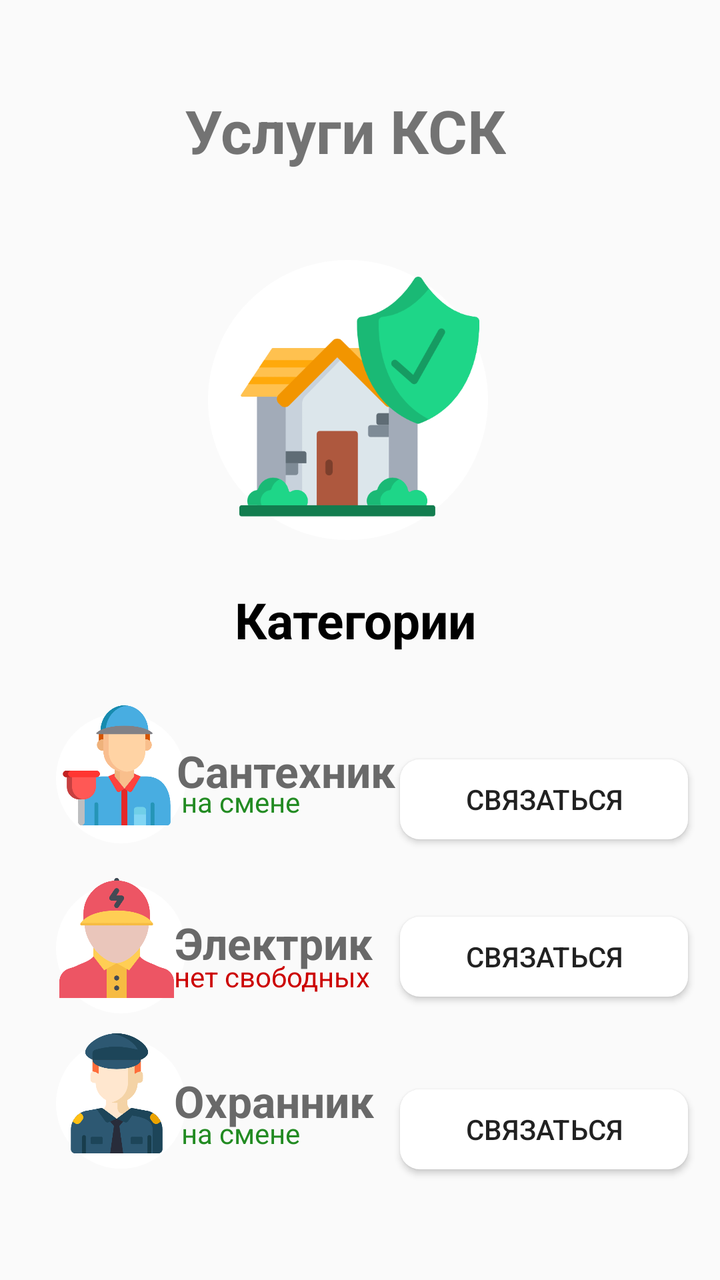
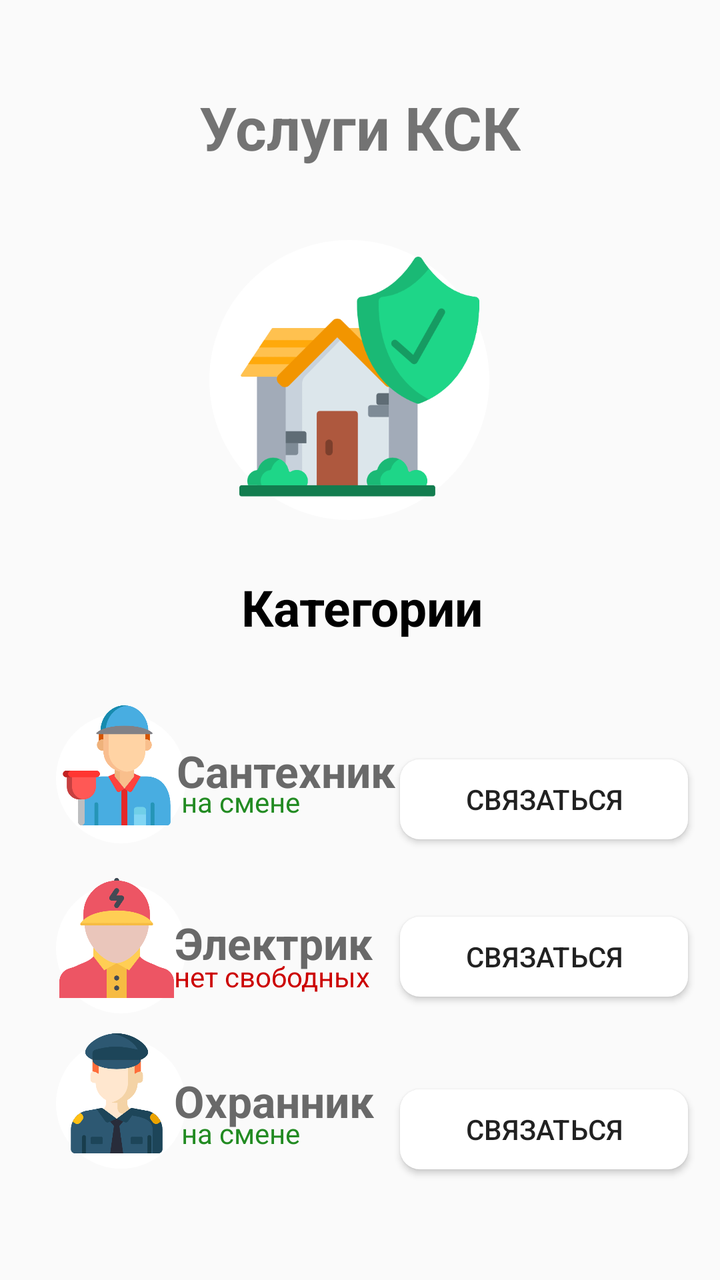

The first picture is an Android layout as it rendered before a commit; the second is the same layout after the commit. The layout source and the unified diff follow.
<!-- AndroidManifest.xml: application theme AppTheme -->
<!-- res/layout/fragment_kck.xml -->
<?xml version="1.0" encoding="utf-8"?>
<android.support.constraint.ConstraintLayout xmlns:android="http://schemas.android.com/apk/res/android"
    xmlns:app="http://schemas.android.com/apk/res-auto"
    android:id="@+id/relativeLayout3"
    android:layout_width="match_parent"
    android:layout_height="match_parent">

    <TextView
        android:id="@+id/textView51"
        android:layout_width="140sp"
        android:layout_height="140sp"
        android:background="@drawable/circle"
        app:layout_constraintBottom_toBottomOf="parent"
        app:layout_constraintEnd_toEndOf="parent"
        app:layout_constraintHorizontal_bias="0.472"
        app:layout_constraintStart_toStartOf="parent"
        app:layout_constraintTop_toTopOf="parent"
        app:layout_constraintVertical_bias="0.26" />

    <TextView
        android:id="@+id/textView47"
        android:layout_width="65sp"
        android:layout_height="65sp"
        android:background="@drawable/circle"
        app:layout_constraintBottom_toBottomOf="parent"
        app:layout_constraintEnd_toEndOf="parent"
        app:layout_constraintHorizontal_bias="0.095"
        app:layout_constraintStart_toStartOf="parent"
        app:layout_constraintTop_toTopOf="parent"
        app:layout_constraintVertical_bias="0.62" />

    <TextView
        android:id="@+id/textView49"
        android:layout_width="65sp"
        android:layout_height="65sp"
        android:background="@drawable/circle"
        app:layout_constraintBottom_toBottomOf="parent"
        app:layout_constraintEnd_toEndOf="parent"
        app:layout_constraintHorizontal_bias="0.095"
        app:layout_constraintStart_toStartOf="parent"
        app:layout_constraintTop_toTopOf="parent"
        app:layout_constraintVertical_bias="0.768" />

    <TextView
        android:id="@+id/textView50"
        android:layout_width="65sp"
        android:layout_height="65sp"
        android:background="@drawable/circle"
        app:layout_constraintBottom_toBottomOf="parent"
        app:layout_constraintEnd_toEndOf="parent"
        app:layout_constraintHorizontal_bias="0.095"
        app:layout_constraintStart_toStartOf="parent"
        app:layout_constraintTop_toTopOf="parent"
        app:layout_constraintVertical_bias="0.903" />

    <TextView
        android:id="@+id/textView16"
        android:layout_width="wrap_content"
        android:layout_height="wrap_content"
        android:text="на смене"
        android:textColor="#228B22"
        app:layout_constraintBottom_toBottomOf="parent"
        app:layout_constraintEnd_toEndOf="parent"
        app:layout_constraintHorizontal_bias="0.302"
        app:layout_constraintStart_toStartOf="parent"
        app:layout_constraintTop_toTopOf="parent"
        app:layout_constraintVertical_bias="0.897" />

    <TextView
        android:id="@+id/textView10"
        android:layout_width="wrap_content"
        android:layout_height="wrap_content"
        android:text="Категории"
        android:textColor="@android:color/black"
        android:textSize="25sp"
        android:textStyle="bold"
        app:layout_constraintBottom_toBottomOf="parent"
        app:layout_constraintEnd_toEndOf="parent"
        app:layout_constraintHorizontal_bias="0.491"
        app:layout_constraintStart_toStartOf="parent"
        app:layout_constraintTop_toTopOf="parent"
        app:layout_constraintVertical_bias="0.483" />

    <ImageView
        android:id="@+id/imageView"
        android:layout_width="60sp"
        android:layout_height="60sp"
        app:layout_constraintBottom_toBottomOf="parent"
        app:layout_constraintEnd_toEndOf="parent"
        app:layout_constraintHorizontal_bias="0.094"
        app:layout_constraintStart_toStartOf="parent"
        app:layout_constraintTop_toTopOf="parent"
        app:layout_constraintVertical_bias="0.608"
        app:srcCompat="@drawable/ic_color_plumber" />

    <ImageView
        android:id="@+id/imageView2"
        android:layout_width="60sp"
        android:layout_height="60sp"
        app:layout_constraintBottom_toBottomOf="parent"
        app:layout_constraintEnd_toEndOf="parent"
        app:layout_constraintHorizontal_bias="0.094"
        app:layout_constraintStart_toStartOf="parent"
        app:layout_constraintTop_toTopOf="parent"
        app:layout_constraintVertical_bias="0.757"
        app:srcCompat="@drawable/ic_color_electrician" />

    <ImageView
        android:id="@+id/imageView3"
        android:layout_width="60sp"
        android:layout_height="60sp"
        app:layout_constraintBottom_toBottomOf="parent"
        app:layout_constraintEnd_toEndOf="parent"
        app:layout_constraintHorizontal_bias="0.094"
        app:layout_constraintStart_toStartOf="parent"
        app:layout_constraintTop_toTopOf="parent"
        app:layout_constraintVertical_bias="0.891"
        app:srcCompat="@drawable/ic_color_securityguard" />

    <TextView
        android:id="@+id/textView11"
        android:layout_width="wrap_content"
        android:layout_height="wrap_content"
        android:text="Сантехник"
        android:textColor="	#696969"
        android:textSize="22sp"
        android:textStyle="bold"
        app:layout_constraintBottom_toBottomOf="parent"
        app:layout_constraintEnd_toEndOf="parent"
        app:layout_constraintHorizontal_bias="0.353"
        app:layout_constraintStart_toStartOf="parent"
        app:layout_constraintTop_toTopOf="parent"
        app:layout_constraintVertical_bias="0.607" />

    <TextView
        android:id="@+id/textView13"
        android:layout_width="wrap_content"
        android:layout_height="wrap_content"
        android:text="Электрик"
        android:textColor="	#696969"
        android:textSize="22sp"
        android:textStyle="bold"
        app:layout_constraintBottom_toBottomOf="parent"
        app:layout_constraintEnd_toEndOf="parent"
        app:layout_constraintHorizontal_bias="0.335"
        app:layout_constraintStart_toStartOf="parent"
        app:layout_constraintTop_toTopOf="parent"
        app:layout_constraintVertical_bias="0.748" />

    <TextView
        android:id="@+id/textView15"
        android:layout_width="wrap_content"
        android:layout_height="wrap_content"
        android:text="Охранник"
        android:textColor="	#696969"
        android:textSize="22sp"
        android:textStyle="bold"
        app:layout_constraintBottom_toBottomOf="parent"
        app:layout_constraintEnd_toEndOf="parent"
        app:layout_constraintHorizontal_bias="0.334"
        app:layout_constraintStart_toStartOf="parent"
        app:layout_constraintTop_toTopOf="parent"
        app:layout_constraintVertical_bias="0.877" />

    <TextView
        android:id="@+id/textView12"
        android:layout_width="wrap_content"
        android:layout_height="wrap_content"
        android:text="на смене"
        android:textColor="#228B22"
        app:layout_constraintBottom_toBottomOf="parent"
        app:layout_constraintEnd_toEndOf="parent"
        app:layout_constraintHorizontal_bias="0.302"
        app:layout_constraintStart_toStartOf="parent"
        app:layout_constraintTop_toTopOf="parent"
        app:layout_constraintVertical_bias="0.63" />

    <TextView
        android:id="@+id/textView14"
        android:layout_width="wrap_content"
        android:layout_height="wrap_content"
        android:text="нет свободных"
        android:textColor="@android:color/holo_red_dark"
        app:layout_constraintBottom_toBottomOf="parent"
        app:layout_constraintEnd_toEndOf="parent"
        app:layout_constraintHorizontal_bias="0.332"
        app:layout_constraintStart_toStartOf="parent"
        app:layout_constraintTop_toTopOf="parent"
        app:layout_constraintVertical_bias="0.771" />

    <Button
        android:id="@+id/callplumber"
        android:layout_width="144dp"
        android:layout_height="40dp"
        android:layout_marginEnd="16dp"
        android:background="@drawable/button"
        android:text="Связаться"
        app:layout_constraintBottom_toBottomOf="parent"
        app:layout_constraintEnd_toEndOf="parent"
        app:layout_constraintHorizontal_bias="1.0"
        app:layout_constraintStart_toStartOf="parent"
        app:layout_constraintTop_toTopOf="parent"
        app:layout_constraintVertical_bias="0.633" />

    <Button
        android:id="@+id/callelectrician"
        android:layout_width="144dp"
        android:layout_height="40dp"
        android:layout_marginEnd="16dp"
        android:background="@drawable/button"
        android:text="Связаться"
        app:layout_constraintBottom_toBottomOf="parent"
        app:layout_constraintEnd_toEndOf="parent"
        app:layout_constraintHorizontal_bias="1.0"
        app:layout_constraintStart_toStartOf="parent"
        app:layout_constraintTop_toTopOf="parent"
        app:layout_constraintVertical_bias="0.764" />

    <Button
        android:id="@+id/callsecurity"
        android:layout_width="144dp"
        android:layout_height="40dp"
        android:layout_marginEnd="16dp"
        android:background="@drawable/button"
        android:text="Связаться"
        app:layout_constraintBottom_toBottomOf="parent"
        app:layout_constraintEnd_toEndOf="parent"
        app:layout_constraintHorizontal_bias="1.0"
        app:layout_constraintStart_toStartOf="parent"
        app:layout_constraintTop_toTopOf="parent"
        app:layout_constraintVertical_bias="0.908" />

    <TextView
        android:id="@+id/textView17"
        android:layout_width="wrap_content"
        android:layout_height="wrap_content"
        android:text="Услуги КСК"
        android:textSize="30sp"
        android:textStyle="bold"
        app:layout_constraintBottom_toBottomOf="parent"
        app:layout_constraintEnd_toEndOf="parent"
        app:layout_constraintHorizontal_bias="0.464"
        app:layout_constraintStart_toStartOf="parent"
        app:layout_constraintTop_toTopOf="parent"
        app:layout_constraintVertical_bias="0.075" />

    <ImageView
        android:id="@+id/imageView8"
        android:layout_width="120sp"
        android:layout_height="120sp"
        app:layout_constraintBottom_toBottomOf="parent"
        app:layout_constraintEnd_toEndOf="parent"
        app:layout_constraintHorizontal_bias="0.498"
        app:layout_constraintStart_toStartOf="parent"
        app:layout_constraintTop_toTopOf="parent"
        app:layout_constraintVertical_bias="0.266"
        app:srcCompat="@drawable/ic_color_kck" />
</android.support.constraint.ConstraintLayout>
<!-- resources referenced by this layout -->
<resources>
  <!-- drawable button (drawable) -->
  <?xml version="1.0" encoding="utf-8"?>
  <selector xmlns:android="http://schemas.android.com/apk/res/android">
      <item android:state_pressed="true" >
          <shape android:shape="rectangle"  >
              <solid android:color="#aaa"/>
              <corners android:radius="10dip" />
              </shape>
      </item>
      <item android:state_focused="true">
          <shape android:shape="rectangle"  >
              <solid android:color="#FFF"/>
              <corners android:radius="10dip" />
              </shape>
      </item>
      <item>
          <shape android:shape="rectangle"  >
              <solid android:color="#FFF"/>
              <corners android:radius="10dip" />
  
          </shape>
      </item>
  </selector>
  <!-- drawable circle (drawable) -->
  <?xml version="1.0" encoding="utf-8"?>
  <shape xmlns:android="http://schemas.android.com/apk/res/android"
      android:shape="oval">
  
      <solid android:color="#FFF" />
  
      <size
          android:width="300dp"
          android:height="300dp" />
  </shape>
  <!-- drawable ic_color_electrician: png bitmap (drawable, 13448 bytes) -->
  <!-- drawable ic_color_kck: png bitmap (drawable, 21842 bytes) -->
  <!-- drawable ic_color_plumber: png bitmap (drawable, 19338 bytes) -->
  <!-- drawable ic_color_securityguard: png bitmap (drawable, 21698 bytes) -->
  <style name="AppTheme" parent="Theme.AppCompat.Light.DarkActionBar">
          
          <item name="colorPrimary">@color/colorPrimary</item>
          <item name="colorPrimaryDark">@color/colorPrimaryDark</item>
          <item name="colorAccent">@color/colorAccent</item>
      </style>
  <color name="colorPrimary">#4169E1</color>
  <color name="colorPrimaryDark">#000</color>
  <color name="colorAccent">#4169E1</color>
</resources>

<!-- the commit's change to res/layout/fragment_kck.xml (unified diff, before → after) -->
@@ -12,10 +12,10 @@
         android:background="@drawable/circle"
         app:layout_constraintBottom_toBottomOf="parent"
         app:layout_constraintEnd_toEndOf="parent"
-        app:layout_constraintHorizontal_bias="0.472"
-        app:layout_constraintStart_toStartOf="parent"
-        app:layout_constraintTop_toTopOf="parent"
-        app:layout_constraintVertical_bias="0.26" />
+        app:layout_constraintHorizontal_bias="0.476"
+        app:layout_constraintStart_toStartOf="parent"
+        app:layout_constraintTop_toTopOf="parent"
+        app:layout_constraintVertical_bias="0.24" />
 
     <TextView
         android:id="@+id/textView47"
@@ -76,10 +76,10 @@
         android:textStyle="bold"
         app:layout_constraintBottom_toBottomOf="parent"
         app:layout_constraintEnd_toEndOf="parent"
-        app:layout_constraintHorizontal_bias="0.491"
-        app:layout_constraintStart_toStartOf="parent"
-        app:layout_constraintTop_toTopOf="parent"
-        app:layout_constraintVertical_bias="0.483" />
+        app:layout_constraintHorizontal_bias="0.505"
+        app:layout_constraintStart_toStartOf="parent"
+        app:layout_constraintTop_toTopOf="parent"
+        app:layout_constraintVertical_bias="0.473" />
 
     <ImageView
         android:id="@+id/imageView"
@@ -239,10 +239,9 @@
         android:textStyle="bold"
         app:layout_constraintBottom_toBottomOf="parent"
         app:layout_constraintEnd_toEndOf="parent"
-        app:layout_constraintHorizontal_bias="0.464"
-        app:layout_constraintStart_toStartOf="parent"
-        app:layout_constraintTop_toTopOf="parent"
-        app:layout_constraintVertical_bias="0.075" />
+        app:layout_constraintStart_toStartOf="parent"
+        app:layout_constraintTop_toTopOf="parent"
+        app:layout_constraintVertical_bias="0.072" />
 
     <ImageView
         android:id="@+id/imageView8"
@@ -253,6 +252,6 @@
         app:layout_constraintHorizontal_bias="0.498"
         app:layout_constraintStart_toStartOf="parent"
         app:layout_constraintTop_toTopOf="parent"
-        app:layout_constraintVertical_bias="0.266"
+        app:layout_constraintVertical_bias="0.247"
         app:srcCompat="@drawable/ic_color_kck" />
 </android.support.constraint.ConstraintLayout>
